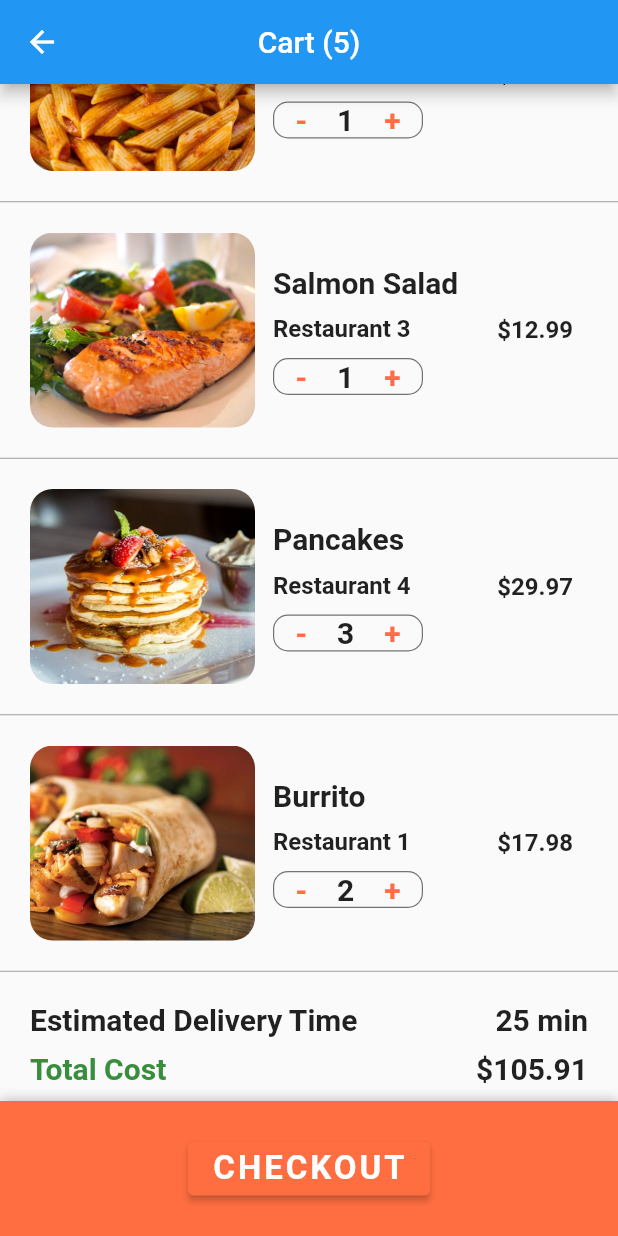
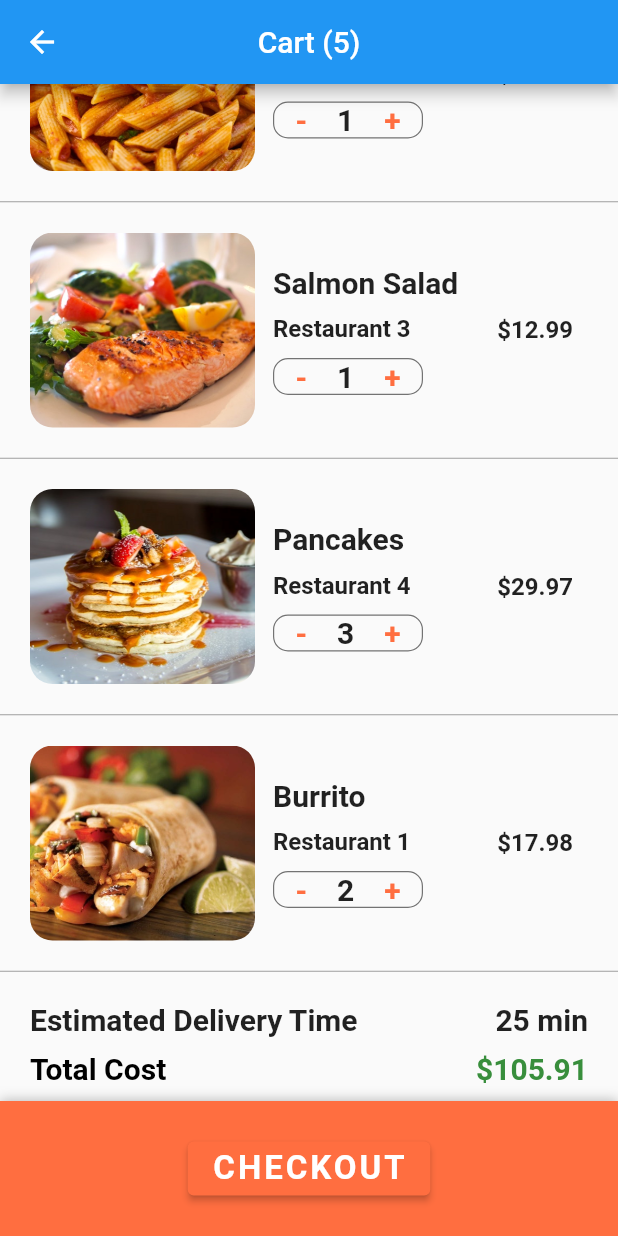
Before and after one commit to edilsonmatola/food_delivery_ui_flutter, a Flutter app: the CartScreen screen opened directly, scrolled down 263 dp, on a phone screen of 412 x 824 dp. Run offline on Flutter 3.47's test engine with Material 2 defaults, Android fonts, the light colour scheme and no system bars.

Commit message:
Changed text color

```diff
--- a/lib/app/presentation/cart_screen/cart_screen.dart
+++ b/lib/app/presentation/cart_screen/cart_screen.dart
@@ -182,7 +182,7 @@ class _CartScreenState extends State<CartScreen> {
                     Text(
                       'Total Cost',
                       style: TextStyle(
-                        color: Colors.green[700],
+                        color: Colors.black,
                         fontSize: 20,
                         fontWeight: FontWeight.w600,
                       ),
@@ -190,6 +190,7 @@ class _CartScreenState extends State<CartScreen> {
                     Text(
                       '\$${totalPrice.toStringAsFixed(2)}',
                       style: TextStyle(
+                        color: Colors.green[700],
                         fontSize: 20,
                         fontWeight: FontWeight.w600,
                       ),
```
